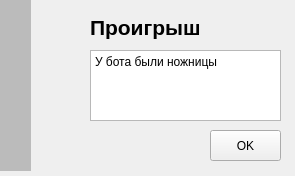
This is result.ui in jDan735/qtcanobu as Qt 5 draws it before an edit. The edited form follows.
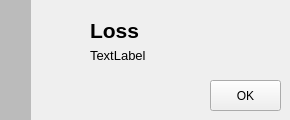
This is the edited form. Icons and pictures are not drawn.

What changed in the file:
```diff
--- a/result.ui
+++ b/result.ui
@@ -6,20 +6,20 @@
    <rect>
     <x>0</x>
     <y>0</y>
-    <width>295</width>
-    <height>176</height>
+    <width>290</width>
+    <height>120</height>
    </rect>
   </property>
   <property name="minimumSize">
    <size>
-    <width>295</width>
-    <height>176</height>
+    <width>290</width>
+    <height>120</height>
    </size>
   </property>
   <property name="maximumSize">
    <size>
-    <width>295</width>
-    <height>176</height>
+    <width>290</width>
+    <height>120</height>
    </size>
   </property>
   <property name="windowTitle">
@@ -31,7 +31,7 @@
      <x>0</x>
      <y>0</y>
      <width>31</width>
-     <height>171</height>
+     <height>121</height>
     </rect>
    </property>
    <property name="styleSheet">
@@ -55,7 +55,7 @@
    <property name="geometry">
     <rect>
      <x>210</x>
-     <y>130</y>
+     <y>80</y>
      <width>71</width>
      <height>31</height>
     </rect>
@@ -63,6 +63,15 @@
    <property name="text">
     <string>OK</string>
    </property>
+   <property name="checkable">
+    <bool>false</bool>
+   </property>
+   <property name="autoRepeat">
+    <bool>false</bool>
+   </property>
+   <property name="autoExclusive">
+    <bool>false</bool>
+   </property>
    <property name="autoDefault">
     <bool>false</bool>
    </property>
@@ -77,7 +86,7 @@
    <property name="geometry">
     <rect>
      <x>90</x>
-     <y>7</y>
+     <y>10</y>
      <width>171</width>
      <height>41</height>
     </rect>
@@ -93,33 +102,20 @@
     <string notr="true">font-size:16pt; font-weight: 900;</string>
    </property>
    <property name="text">
-    <string>&lt;html&gt;&lt;head/&gt;&lt;body&gt;&lt;p&gt;&lt;span style=&quot; font-size:16pt; font-weight: 900;&quot;&gt;Проигрыш&lt;/span&gt;&lt;/p&gt;&lt;/body&gt;&lt;/html&gt;</string>
+    <string>&lt;html&gt;&lt;head/&gt;&lt;body&gt;&lt;p&gt;Loss&lt;/p&gt;&lt;/body&gt;&lt;/html&gt;</string>
    </property>
   </widget>
-  <widget class="QTextBrowser" name="textBrowser">
+  <widget class="QLabel" name="label_3">
    <property name="geometry">
     <rect>
      <x>90</x>
-     <y>50</y>
+     <y>45</y>
      <width>191</width>
-     <height>71</height>
+     <height>21</height>
     </rect>
    </property>
-   <property name="focusPolicy">
-    <enum>Qt::NoFocus</enum>
-   </property>
-   <property name="acceptDrops">
-    <bool>false</bool>
-   </property>
-   <property name="styleSheet">
-    <string notr="true"/>
-   </property>
-   <property name="html">
-    <string>&lt;!DOCTYPE HTML PUBLIC &quot;-//W3C//DTD HTML 4.0//EN&quot; &quot;http://www.w3.org/TR/REC-html40/strict.dtd&quot;&gt;
-&lt;html&gt;&lt;head&gt;&lt;meta name=&quot;qrichtext&quot; content=&quot;1&quot; /&gt;&lt;style type=&quot;text/css&quot;&gt;
-p, li { white-space: pre-wrap; }
-&lt;/style&gt;&lt;/head&gt;&lt;body style=&quot; font-family:'Noto Sans Display'; font-size:8.75pt; font-weight:400; font-style:normal;&quot;&gt;
-&lt;p style=&quot; margin-top:0px; margin-bottom:0px; margin-left:0px; margin-right:0px; -qt-block-indent:0; text-indent:0px;&quot;&gt;&lt;span style=&quot; font-size:9pt;&quot;&gt;У бота были ножницы&lt;/span&gt;&lt;/p&gt;&lt;/body&gt;&lt;/html&gt;</string>
+   <property name="text">
+    <string>&lt;html&gt;&lt;head/&gt;&lt;body&gt;&lt;p&gt;&lt;span style=&quot; font-size:10pt;&quot;&gt;TextLabel&lt;/span&gt;&lt;/p&gt;&lt;/body&gt;&lt;/html&gt;</string>
    </property>
   </widget>
  </widget>
```
